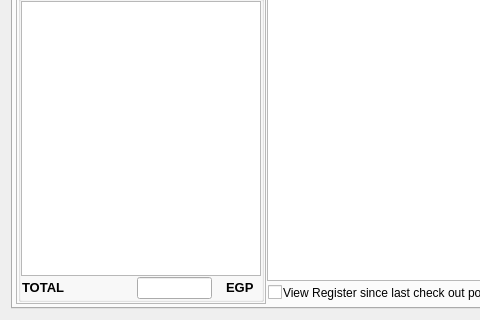
The window that qtemr/src/massistant.ui (dr3mro/SmartClinic) describes before a commit, drawn with Qt 5; both pictures show x 0 to 480 and y 240 to 560 of the 800 by 560 pixel window.
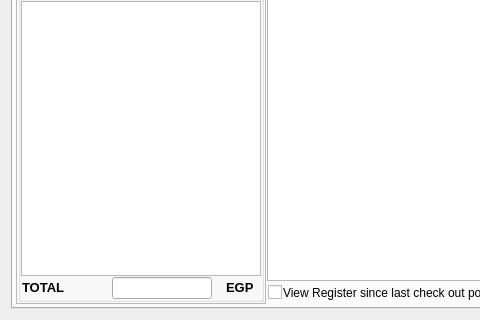
The same window after the commit. The open tabs and pages were chosen to show the change. Custom widgets are drawn as their Qt base class.

Diff of the .ui file:
```diff
--- a/qtemr/src/massistant.ui
+++ b/qtemr/src/massistant.ui
@@ -485,7 +485,7 @@
                </property>
                <property name="maximumSize">
                 <size>
-                 <width>75</width>
+                 <width>100</width>
                  <height>16777215</height>
                 </size>
                </property>
```
